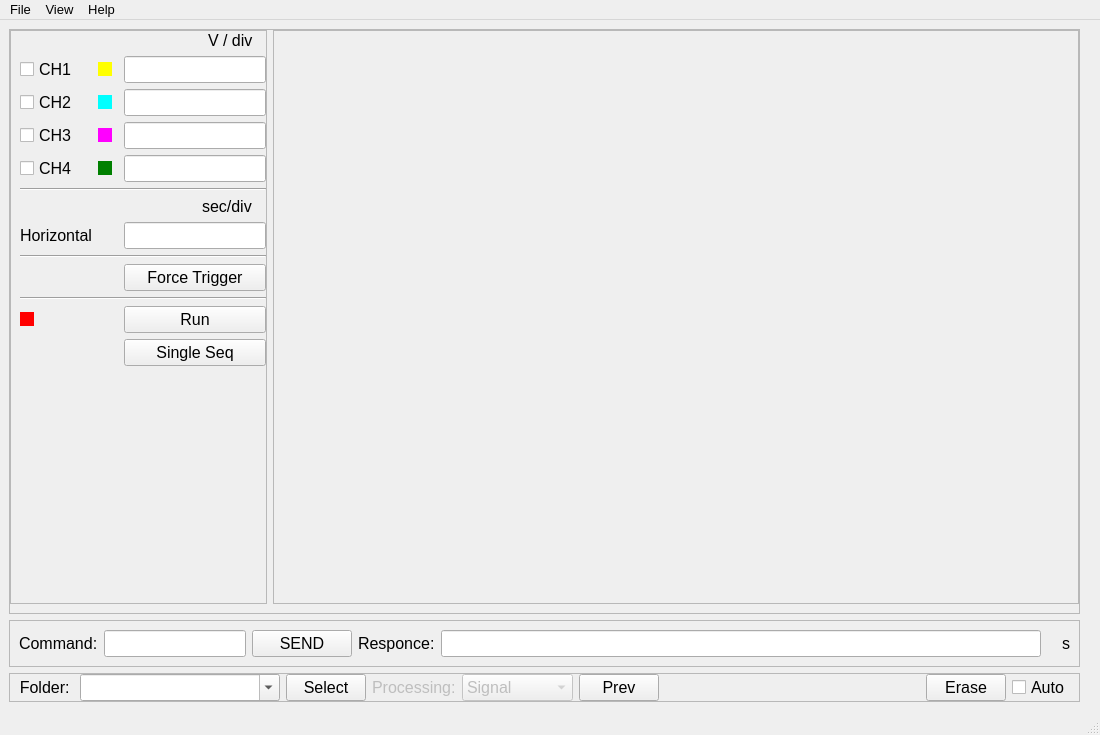
Above: TectronixUI.ui from salinsalins/Tectronix before the change. Below: the same form after it.
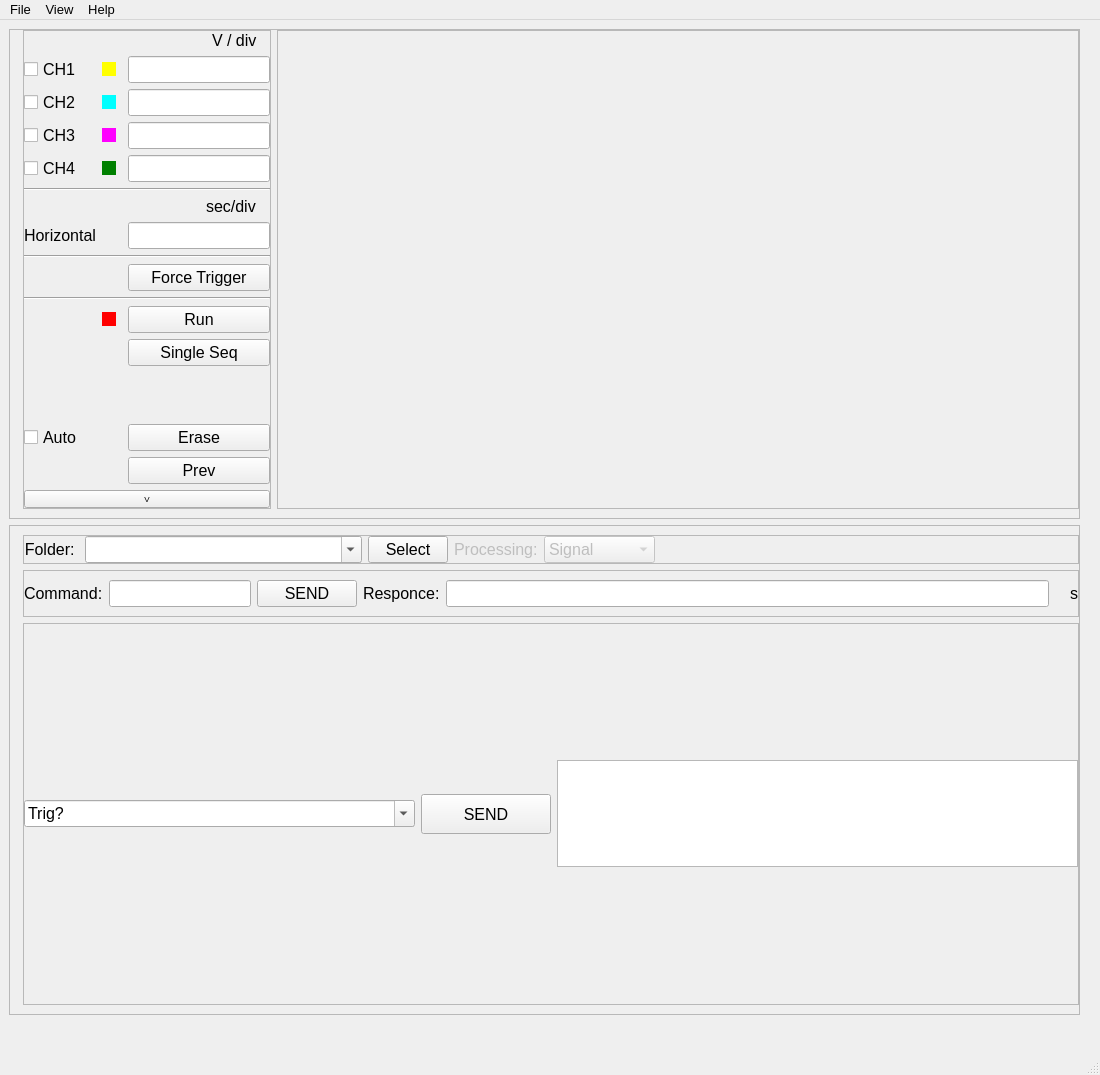
That is the form after the change.

```diff
--- a/TectronixUI.ui
+++ b/TectronixUI.ui
@@ -7,7 +7,7 @@
     <x>0</x>
     <y>0</y>
     <width>1100</width>
-    <height>735</height>
+    <height>1075</height>
    </rect>
   </property>
   <property name="sizePolicy">
@@ -30,7 +30,16 @@
   <property name="windowTitle">
    <string>Emittance Plot Processing</string>
   </property>
+  <property name="animated">
+   <bool>false</bool>
+  </property>
   <widget class="QWidget" name="centralwidget">
+   <property name="minimumSize">
+    <size>
+     <width>0</width>
+     <height>600</height>
+    </size>
+   </property>
    <layout class="QVBoxLayout" name="verticalLayout_11">
     <property name="sizeConstraint">
      <enum>QLayout::SetMinimumSize</enum>
@@ -38,6 +47,9 @@
     <property name="rightMargin">
      <number>20</number>
     </property>
+    <property name="bottomMargin">
+     <number>20</number>
+    </property>
     <item>
      <widget class="QFrame" name="frame">
       <property name="frameShape">
@@ -48,7 +60,7 @@
       </property>
       <layout class="QHBoxLayout" name="horizontalLayout">
        <property name="leftMargin">
-        <number>0</number>
+        <number>13</number>
        </property>
        <property name="topMargin">
         <number>0</number>
@@ -72,7 +84,7 @@
          </property>
          <layout class="QGridLayout" name="gridLayout">
           <property name="leftMargin">
-           <number>9</number>
+           <number>0</number>
           </property>
           <property name="topMargin">
            <number>0</number>
@@ -83,24 +95,8 @@
           <property name="bottomMargin">
            <number>0</number>
           </property>
-          <item row="1" column="1">
-           <widget class="QCheckBox" name="checkBox_6">
-            <property name="enabled">
-             <bool>false</bool>
-            </property>
-            <property name="styleSheet">
-             <string notr="true">QCheckBox::indicator:unchecked {
-   background-color: yellow;
-}
-</string>
-            </property>
-            <property name="text">
-             <string/>
-            </property>
-           </widget>
-          </item>
-          <item row="1" column="2">
-           <widget class="QLineEdit" name="lineEdit_11">
+          <item row="2" column="2">
+           <widget class="QLineEdit" name="lineEdit_12">
             <property name="sizePolicy">
              <sizepolicy hsizetype="Minimum" vsizetype="Fixed">
               <horstretch>0</horstretch>
@@ -115,41 +111,6 @@
             </property>
            </widget>
           </item>
-          <item row="0" column="2" alignment="Qt::AlignRight">
-           <widget class="QLabel" name="label_8">
-            <property name="sizePolicy">
-             <sizepolicy hsizetype="Fixed" vsizetype="Fixed">
-              <horstretch>0</horstretch>
-              <verstretch>0</verstretch>
-             </sizepolicy>
-            </property>
-            <property name="minimumSize">
-             <size>
-              <width>0</width>
-              <height>0</height>
-             </size>
-            </property>
-            <property name="maximumSize">
-             <size>
-              <width>16777215</width>
-              <height>16777215</height>
-             </size>
-            </property>
-            <property name="text">
-             <string>V / div   </string>
-            </property>
-            <property name="textFormat">
-             <enum>Qt::PlainText</enum>
-            </property>
-           </widget>
-          </item>
-          <item row="1" column="0">
-           <widget class="QCheckBox" name="checkBox_1">
-            <property name="text">
-             <string>CH1</string>
-            </property>
-           </widget>
-          </item>
           <item row="2" column="0">
            <widget class="QCheckBox" name="checkBox_2">
             <property name="text">
@@ -157,29 +118,6 @@
             </property>
            </widget>
           </item>
-          <item row="2" column="2">
-           <widget class="QLineEdit" name="lineEdit_12">
-            <property name="sizePolicy">
-             <sizepolicy hsizetype="Minimum" vsizetype="Fixed">
-              <horstretch>0</horstretch>
-              <verstretch>0</verstretch>
-             </sizepolicy>
-            </property>
-            <property name="maximumSize">
-             <size>
-              <width>150</width>
-              <height>16777215</height>
-             </size>
-            </property>
-           </widget>
-          </item>
-          <item row="3" column="0">
-           <widget class="QCheckBox" name="checkBox_3">
-            <property name="text">
-             <string>CH3</string>
-            </property>
-           </widget>
-          </item>
           <item row="2" column="1">
            <widget class="QCheckBox" name="checkBox_7">
             <property name="enabled">
@@ -196,22 +134,6 @@
             </property>
            </widget>
           </item>
-          <item row="3" column="2">
-           <widget class="QLineEdit" name="lineEdit_13">
-            <property name="sizePolicy">
-             <sizepolicy hsizetype="Minimum" vsizetype="Fixed">
-              <horstretch>0</horstretch>
-              <verstretch>0</verstretch>
-             </sizepolicy>
-            </property>
-            <property name="maximumSize">
-             <size>
-              <width>150</width>
-              <height>16777215</height>
-             </size>
-            </property>
-           </widget>
-          </item>
           <item row="4" column="0">
            <widget class="QCheckBox" name="checkBox_4">
             <property name="text">
@@ -219,26 +141,31 @@
             </property>
            </widget>
           </item>
-          <item row="5" column="0" colspan="3">
-           <widget class="Line" name="line_7">
-            <property name="orientation">
-             <enum>Qt::Horizontal</enum>
+          <item row="0" column="2" alignment="Qt::AlignRight">
+           <widget class="QLabel" name="label_8">
+            <property name="sizePolicy">
+             <sizepolicy hsizetype="Fixed" vsizetype="Fixed">
+              <horstretch>0</horstretch>
+              <verstretch>0</verstretch>
+             </sizepolicy>
             </property>
-           </widget>
-          </item>
-          <item row="3" column="1">
-           <widget class="QCheckBox" name="checkBox_8">
-            <property name="enabled">
-             <bool>false</bool>
+            <property name="minimumSize">
+             <size>
+              <width>0</width>
+              <height>0</height>
+             </size>
             </property>
-            <property name="styleSheet">
-             <string notr="true">QCheckBox::indicator:unchecked {
-   background-color: magenta;
-}
-</string>
+            <property name="maximumSize">
+             <size>
+              <width>16777215</width>
+              <height>16777215</height>
+             </size>
             </property>
             <property name="text">
-             <string/>
+             <string>V / div   </string>
+            </property>
+            <property name="textFormat">
+             <enum>Qt::PlainText</enum>
             </property>
            </widget>
           </item>
@@ -258,6 +185,22 @@
             </property>
            </widget>
           </item>
+          <item row="1" column="1">
+           <widget class="QCheckBox" name="checkBox_6">
+            <property name="enabled">
+             <bool>false</bool>
+            </property>
+            <property name="styleSheet">
+             <string notr="true">QCheckBox::indicator:unchecked {
+   background-color: yellow;
+}
+</string>
+            </property>
+            <property name="text">
+             <string/>
+            </property>
+           </widget>
+          </item>
           <item row="4" column="2">
            <widget class="QLineEdit" name="lineEdit_14">
             <property name="sizePolicy">
@@ -274,6 +217,13 @@
             </property>
            </widget>
           </item>
+          <item row="3" column="0">
+           <widget class="QCheckBox" name="checkBox_3">
+            <property name="text">
+             <string>CH3</string>
+            </property>
+           </widget>
+          </item>
           <item row="6" column="2" alignment="Qt::AlignRight">
            <widget class="QLabel" name="label_10">
             <property name="sizePolicy">
@@ -302,8 +252,31 @@
             </property>
            </widget>
           </item>
-          <item row="7" column="2">
-           <widget class="QLineEdit" name="lineEdit_15">
+          <item row="3" column="1">
+           <widget class="QCheckBox" name="checkBox_8">
+            <property name="enabled">
+             <bool>false</bool>
+            </property>
+            <property name="styleSheet">
+             <string notr="true">QCheckBox::indicator:unchecked {
+   background-color: magenta;
+}
+</string>
+            </property>
+            <property name="text">
+             <string/>
+            </property>
+           </widget>
+          </item>
+          <item row="5" column="0" colspan="3">
+           <widget class="Line" name="line_7">
+            <property name="orientation">
+             <enum>Qt::Horizontal</enum>
+            </property>
+           </widget>
+          </item>
+          <item row="1" column="2">
+           <widget class="QLineEdit" name="lineEdit_11">
             <property name="sizePolicy">
              <sizepolicy hsizetype="Minimum" vsizetype="Fixed">
               <horstretch>0</horstretch>
@@ -318,6 +291,13 @@
             </property>
            </widget>
           </item>
+          <item row="1" column="0">
+           <widget class="QCheckBox" name="checkBox_1">
+            <property name="text">
+             <string>CH1</string>
+            </property>
+           </widget>
+          </item>
           <item row="11" column="2">
            <widget class="QPushButton" name="pushButton_4">
             <property name="text">
@@ -328,29 +308,19 @@
             </property>
            </widget>
           </item>
-          <item row="11" column="0">
-           <widget class="QCheckBox" name="checkBox_5">
-            <property name="enabled">
-             <bool>false</bool>
+          <item row="7" column="2">
+           <widget class="QLineEdit" name="lineEdit_15">
+            <property name="sizePolicy">
+             <sizepolicy hsizetype="Minimum" vsizetype="Fixed">
+              <horstretch>0</horstretch>
+              <verstretch>0</verstretch>
+             </sizepolicy>
             </property>
-            <property name="styleSheet">
-             <string notr="true">QCheckBox::indicator:unchecked {
-   background-color: red;
-}
-</string>
-            </property>
-            <property name="text">
-             <string/>
-            </property>
-           </widget>
-          </item>
-          <item row="12" column="2">
-           <widget class="QPushButton" name="pushButton_6">
-            <property name="text">
-             <string>Single Seq</string>
-            </property>
-            <property name="checkable">
-             <bool>true</bool>
+            <property name="maximumSize">
+             <size>
+              <width>150</width>
+              <height>16777215</height>
+             </size>
             </property>
            </widget>
           </item>
@@ -367,6 +337,13 @@
             </property>
            </spacer>
           </item>
+          <item row="8" column="0" colspan="3">
+           <widget class="Line" name="line_3">
+            <property name="orientation">
+             <enum>Qt::Horizontal</enum>
+            </property>
+           </widget>
+          </item>
           <item row="7" column="0">
            <widget class="QLabel" name="label_7">
             <property name="sizePolicy">
@@ -395,6 +372,57 @@
             </property>
            </widget>
           </item>
+          <item row="16" column="0" colspan="3">
+           <widget class="QPushButton" name="pushButton_8">
+            <property name="font">
+             <font>
+              <pointsize>6</pointsize>
+             </font>
+            </property>
+            <property name="text">
+             <string>V</string>
+            </property>
+            <property name="checkable">
+             <bool>true</bool>
+            </property>
+            <property name="checked">
+             <bool>false</bool>
+            </property>
+           </widget>
+          </item>
+          <item row="3" column="2">
+           <widget class="QLineEdit" name="lineEdit_13">
+            <property name="sizePolicy">
+             <sizepolicy hsizetype="Minimum" vsizetype="Fixed">
+              <horstretch>0</horstretch>
+              <verstretch>0</verstretch>
+             </sizepolicy>
+            </property>
+            <property name="maximumSize">
+             <size>
+              <width>150</width>
+              <height>16777215</height>
+             </size>
+            </property>
+           </widget>
+          </item>
+          <item row="10" column="0" colspan="3">
+           <widget class="Line" name="line_6">
+            <property name="orientation">
+             <enum>Qt::Horizontal</enum>
+            </property>
+           </widget>
+          </item>
+          <item row="12" column="2">
+           <widget class="QPushButton" name="pushButton_6">
+            <property name="text">
+             <string>Single Seq</string>
+            </property>
+            <property name="checkable">
+             <bool>true</bool>
+            </property>
+           </widget>
+          </item>
           <item row="9" column="2">
            <widget class="QPushButton" name="pushButton_5">
             <property name="text">
@@ -405,17 +433,51 @@
             </property>
            </widget>
           </item>
-          <item row="8" column="0" colspan="3">
-           <widget class="Line" name="line_3">
-            <property name="orientation">
-             <enum>Qt::Horizontal</enum>
+          <item row="15" column="2">
+           <widget class="QPushButton" name="pushButton_7">
+            <property name="sizePolicy">
+             <sizepolicy hsizetype="Minimum" vsizetype="Fixed">
+              <horstretch>0</horstretch>
+              <verstretch>0</verstretch>
+             </sizepolicy>
             </property>
+            <property name="font">
+             <font>
+              <pointsize>12</pointsize>
+             </font>
+            </property>
+            <property name="text">
+             <string>Prev</string>
+            </property>
            </widget>
           </item>
-          <item row="10" column="0" colspan="3">
-           <widget class="Line" name="line_6">
-            <property name="orientation">
-             <enum>Qt::Horizontal</enum>
+          <item row="14" column="2">
+           <widget class="QPushButton" name="pushButton">
+            <property name="text">
+             <string>Erase</string>
+            </property>
+           </widget>
+          </item>
+          <item row="14" column="0">
+           <widget class="QCheckBox" name="checkBox">
+            <property name="text">
+             <string>Auto</string>
+            </property>
+           </widget>
+          </item>
+          <item row="11" column="1">
+           <widget class="QCheckBox" name="checkBox_5">
+            <property name="enabled">
+             <bool>false</bool>
+            </property>
+            <property name="styleSheet">
+             <string notr="true">QCheckBox::indicator:unchecked {
+   background-color: red;
+}
+</string>
+            </property>
+            <property name="text">
+             <string/>
             </property>
            </widget>
           </item>
@@ -444,7 +506,7 @@
            <number>0</number>
           </property>
           <property name="rightMargin">
-           <number>20</number>
+           <number>0</number>
           </property>
           <property name="bottomMargin">
            <number>0</number>
@@ -456,197 +518,20 @@
      </widget>
     </item>
     <item>
-     <widget class="QFrame" name="frame_7">
-      <property name="sizePolicy">
-       <sizepolicy hsizetype="Expanding" vsizetype="Preferred">
-        <horstretch>0</horstretch>
-        <verstretch>0</verstretch>
-       </sizepolicy>
-      </property>
-      <property name="minimumSize">
-       <size>
-        <width>0</width>
-        <height>0</height>
-       </size>
-      </property>
-      <property name="maximumSize">
-       <size>
-        <width>16777215</width>
-        <height>16777215</height>
-       </size>
-      </property>
-      <property name="baseSize">
-       <size>
-        <width>100</width>
-        <height>70</height>
-       </size>
-      </property>
+     <widget class="QFrame" name="frame_6">
       <property name="frameShape">
        <enum>QFrame::StyledPanel</enum>
       </property>
       <property name="frameShadow">
        <enum>QFrame::Raised</enum>
       </property>
-      <layout class="QHBoxLayout" name="horizontalLayout_5" stretch="0,0,0,0,0,0,0">
-       <item>
-        <widget class="QLabel" name="label_4">
-         <property name="sizePolicy">
-          <sizepolicy hsizetype="Minimum" vsizetype="Preferred">
-           <horstretch>0</horstretch>
-           <verstretch>0</verstretch>
-          </sizepolicy>
-         </property>
-         <property name="minimumSize">
-          <size>
-           <width>0</width>
-           <height>0</height>
-          </size>
-         </property>
-         <property name="maximumSize">
-          <size>
-           <width>16777215</width>
-           <height>16777215</height>
-          </size>
-         </property>
-         <property name="text">
-          <string>Command:</string>
-         </property>
-        </widget>
-       </item>
-       <item>
-        <widget class="QLineEdit" name="lineEdit_2">
-         <property name="sizePolicy">
-          <sizepolicy hsizetype="Fixed" vsizetype="Minimum">
-           <horstretch>0</horstretch>
-           <verstretch>0</verstretch>
-          </sizepolicy>
-         </property>
-         <property name="minimumSize">
-          <size>
-           <width>100</width>
-           <height>0</height>
-          </size>
-         </property>
-         <property name="maximumSize">
-          <size>
-           <width>16777215</width>
-           <height>16777215</height>
-          </size>
-         </property>
-        </widget>
-       </item>
-       <item>
-        <widget class="QPushButton" name="pushButton_3">
-         <property name="sizePolicy">
-          <sizepolicy hsizetype="Fixed" vsizetype="Minimum">
-           <horstretch>0</horstretch>
-           <verstretch>0</verstretch>
-          </sizepolicy>
-         </property>
-         <property name="minimumSize">
-          <size>
-           <width>100</width>
-           <height>0</height>
-          </size>
-         </property>
-         <property name="maximumSize">
-          <size>
-           <width>100</width>
-           <height>75</height>
-          </size>
-         </property>
-         <property name="font">
-          <font>
-           <pointsize>12</pointsize>
-          </font>
-         </property>
-         <property name="text">
-          <string>SEND</string>
-         </property>
-        </widget>
-       </item>
-       <item>
-        <widget class="QLabel" name="label_5">
-         <property name="sizePolicy">
-          <sizepolicy hsizetype="Fixed" vsizetype="Fixed">
-           <horstretch>0</horstretch>
-           <verstretch>0</verstretch>
-          </sizepolicy>
-         </property>
-         <property name="minimumSize">
-          <size>
-           <width>0</width>
-           <height>0</height>
-          </size>
-         </property>
-         <property name="maximumSize">
-          <size>
-           <width>16777215</width>
-           <height>16777215</height>
-          </size>
-         </property>
-         <property name="text">
-          <string>Responce:</string>
-         </property>
-         <property name="textFormat">
-          <enum>Qt::PlainText</enum>
-         </property>
-        </widget>
-       </item>
-       <item>
-        <widget class="QLineEdit" name="lineEdit_3">
-         <property name="sizePolicy">
-          <sizepolicy hsizetype="Expanding" vsizetype="Minimum">
-           <horstretch>0</horstretch>
-           <verstretch>0</verstretch>
-          </sizepolicy>
-         </property>
-         <property name="minimumSize">
-          <size>
-           <width>100</width>
-           <height>0</height>
-          </size>
-         </property>
-         <property name="maximumSize">
-          <size>
-           <width>16777215</width>
-           <height>16777215</height>
-          </size>
-         </property>
-         <property name="readOnly">
-          <bool>true</bool>
-         </property>
-        </widget>
-       </item>
-       <item>
-        <widget class="QLabel" name="label_11">
-         <property name="sizePolicy">
-          <sizepolicy hsizetype="Fixed" vsizetype="Preferred">
-           <horstretch>0</horstretch>
-           <verstretch>0</verstretch>
-          </sizepolicy>
-         </property>
-         <property name="text">
-          <string/>
-         </property>
-        </widget>
-       </item>
-       <item>
-        <widget class="QLabel" name="label_12">
-         <property name="sizePolicy">
-          <sizepolicy hsizetype="Fixed" vsizetype="Preferred">
-           <horstretch>0</horstretch>
-           <verstretch>0</verstretch>
-          </sizepolicy>
-         </property>
-         <property name="text">
-          <string>s</string>
-         </property>
-        </widget>
-       </item>
-      </layout>
-     </widget>
-    </item>
+      <layout class="QVBoxLayout" name="verticalLayout">
+       <property name="leftMargin">
+        <number>13</number>
+       </property>
+       <property name="rightMargin">
+        <number>0</number>
+       </property>
     <item>
      <widget class="QFrame" name="frame_2">
       <property name="frameShape">
@@ -657,13 +542,13 @@
       </property>
       <layout class="QHBoxLayout" name="horizontalLayout_3">
        <property name="leftMargin">
-        <number>9</number>
+           <number>0</number>
        </property>
        <property name="topMargin">
         <number>0</number>
        </property>
        <property name="rightMargin">
-        <number>9</number>
+           <number>0</number>
        </property>
        <property name="bottomMargin">
         <number>0</number>
@@ -812,24 +697,6 @@
          </item>
         </widget>
        </item>
-       <item>
-        <widget class="QPushButton" name="pushButton_7">
-         <property name="sizePolicy">
-          <sizepolicy hsizetype="Fixed" vsizetype="Preferred">
-           <horstretch>0</horstretch>
-           <verstretch>0</verstretch>
-          </sizepolicy>
-         </property>
-         <property name="font">
-          <font>
-           <pointsize>12</pointsize>
-          </font>
-         </property>
-         <property name="text">
-          <string>Prev</string>
-         </property>
-        </widget>
-       </item>
        <item>
         <spacer name="horizontalSpacer">
          <property name="orientation">
@@ -843,18 +710,275 @@
          </property>
         </spacer>
        </item>
+         </layout>
+        </widget>
+       </item>
        <item>
-        <widget class="QPushButton" name="pushButton">
+        <widget class="QFrame" name="frame_7">
+         <property name="sizePolicy">
+          <sizepolicy hsizetype="Expanding" vsizetype="Preferred">
+           <horstretch>0</horstretch>
+           <verstretch>0</verstretch>
+          </sizepolicy>
+         </property>
+         <property name="minimumSize">
+          <size>
+           <width>0</width>
+           <height>0</height>
+          </size>
+         </property>
+         <property name="maximumSize">
+          <size>
+           <width>16777215</width>
+           <height>16777215</height>
+          </size>
+         </property>
+         <property name="baseSize">
+          <size>
+           <width>100</width>
+           <height>70</height>
+          </size>
+         </property>
+         <property name="frameShape">
+          <enum>QFrame::StyledPanel</enum>
+         </property>
+         <property name="frameShadow">
+          <enum>QFrame::Raised</enum>
+         </property>
+         <layout class="QHBoxLayout" name="horizontalLayout_5" stretch="0,0,0,0,0,0,0">
+          <property name="leftMargin">
+           <number>0</number>
+          </property>
+          <property name="rightMargin">
+           <number>0</number>
+          </property>
+          <item>
+           <widget class="QLabel" name="label_4">
+            <property name="sizePolicy">
+             <sizepolicy hsizetype="Minimum" vsizetype="Preferred">
+              <horstretch>0</horstretch>
+              <verstretch>0</verstretch>
+             </sizepolicy>
+            </property>
+            <property name="minimumSize">
+             <size>
+              <width>0</width>
+              <height>0</height>
+             </size>
+            </property>
+            <property name="maximumSize">
+             <size>
+              <width>16777215</width>
+              <height>16777215</height>
+             </size>
+            </property>
          <property name="text">
-          <string>Erase</string>
+             <string>Command:</string>
          </property>
         </widget>
        </item>
        <item>
-        <widget class="QCheckBox" name="checkBox">
+           <widget class="QLineEdit" name="lineEdit_2">
+            <property name="sizePolicy">
+             <sizepolicy hsizetype="Fixed" vsizetype="Minimum">
+              <horstretch>0</horstretch>
+              <verstretch>0</verstretch>
+             </sizepolicy>
+            </property>
+            <property name="minimumSize">
+             <size>
+              <width>100</width>
+              <height>0</height>
+             </size>
+            </property>
+            <property name="maximumSize">
+             <size>
+              <width>16777215</width>
+              <height>16777215</height>
+             </size>
+            </property>
+           </widget>
+          </item>
+          <item>
+           <widget class="QPushButton" name="pushButton_3">
+            <property name="sizePolicy">
+             <sizepolicy hsizetype="Fixed" vsizetype="Minimum">
+              <horstretch>0</horstretch>
+              <verstretch>0</verstretch>
+             </sizepolicy>
+            </property>
+            <property name="minimumSize">
+             <size>
+              <width>100</width>
+              <height>0</height>
+             </size>
+            </property>
+            <property name="maximumSize">
+             <size>
+              <width>100</width>
+              <height>75</height>
+             </size>
+            </property>
+            <property name="font">
+             <font>
+              <pointsize>12</pointsize>
+             </font>
+            </property>
          <property name="text">
-          <string>Auto</string>
-         </property>
+             <string>SEND</string>
+            </property>
+           </widget>
+          </item>
+          <item>
+           <widget class="QLabel" name="label_5">
+            <property name="sizePolicy">
+             <sizepolicy hsizetype="Fixed" vsizetype="Fixed">
+              <horstretch>0</horstretch>
+              <verstretch>0</verstretch>
+             </sizepolicy>
+            </property>
+            <property name="minimumSize">
+             <size>
+              <width>0</width>
+              <height>0</height>
+             </size>
+            </property>
+            <property name="maximumSize">
+             <size>
+              <width>16777215</width>
+              <height>16777215</height>
+             </size>
+            </property>
+            <property name="text">
+             <string>Responce:</string>
+            </property>
+            <property name="textFormat">
+             <enum>Qt::PlainText</enum>
+            </property>
+           </widget>
+          </item>
+          <item>
+           <widget class="QLineEdit" name="lineEdit_3">
+            <property name="sizePolicy">
+             <sizepolicy hsizetype="Expanding" vsizetype="Minimum">
+              <horstretch>0</horstretch>
+              <verstretch>0</verstretch>
+             </sizepolicy>
+            </property>
+            <property name="minimumSize">
+             <size>
+              <width>100</width>
+              <height>0</height>
+             </size>
+            </property>
+            <property name="maximumSize">
+             <size>
+              <width>16777215</width>
+              <height>16777215</height>
+             </size>
+            </property>
+            <property name="readOnly">
+             <bool>true</bool>
+            </property>
+           </widget>
+          </item>
+          <item>
+           <widget class="QLabel" name="label_11">
+            <property name="sizePolicy">
+             <sizepolicy hsizetype="Fixed" vsizetype="Preferred">
+              <horstretch>0</horstretch>
+              <verstretch>0</verstretch>
+             </sizepolicy>
+            </property>
+            <property name="text">
+             <string/>
+            </property>
+           </widget>
+          </item>
+          <item>
+           <widget class="QLabel" name="label_12">
+            <property name="sizePolicy">
+             <sizepolicy hsizetype="Fixed" vsizetype="Preferred">
+              <horstretch>0</horstretch>
+              <verstretch>0</verstretch>
+             </sizepolicy>
+            </property>
+            <property name="text">
+             <string>s</string>
+            </property>
+           </widget>
+          </item>
+         </layout>
+        </widget>
+       </item>
+       <item>
+        <widget class="QFrame" name="frame_8">
+         <property name="frameShape">
+          <enum>QFrame::StyledPanel</enum>
+         </property>
+         <property name="frameShadow">
+          <enum>QFrame::Raised</enum>
+         </property>
+         <layout class="QHBoxLayout" name="horizontalLayout_4" stretch="3,1,4">
+          <property name="leftMargin">
+           <number>0</number>
+          </property>
+          <property name="rightMargin">
+           <number>0</number>
+          </property>
+          <item>
+           <widget class="QComboBox" name="comboBox_3">
+            <property name="editable">
+             <bool>true</bool>
+            </property>
+            <item>
+             <property name="text">
+              <string>Trig?</string>
+             </property>
+            </item>
+           </widget>
+          </item>
+          <item>
+           <widget class="QPushButton" name="pushButton_9">
+            <property name="sizePolicy">
+             <sizepolicy hsizetype="Preferred" vsizetype="Fixed">
+              <horstretch>0</horstretch>
+              <verstretch>0</verstretch>
+             </sizepolicy>
+            </property>
+            <property name="minimumSize">
+             <size>
+              <width>100</width>
+              <height>0</height>
+             </size>
+            </property>
+            <property name="maximumSize">
+             <size>
+              <width>1000</width>
+              <height>40</height>
+             </size>
+            </property>
+            <property name="font">
+             <font>
+              <pointsize>12</pointsize>
+             </font>
+            </property>
+            <property name="text">
+             <string>SEND</string>
+            </property>
+           </widget>
+          </item>
+          <item>
+           <widget class="QTextEdit" name="textEdit">
+            <property name="maximumSize">
+             <size>
+              <width>16777215</width>
+              <height>107</height>
+             </size>
+            </property>
+           </widget>
+          </item>
+         </layout>
         </widget>
        </item>
       </layout>
@@ -916,6 +1040,12 @@
      <verstretch>0</verstretch>
     </sizepolicy>
    </property>
+   <property name="minimumSize">
+    <size>
+     <width>0</width>
+     <height>40</height>
+    </size>
+   </property>
   </widget>
   <action name="actionOpen">
    <property name="text">
```
Left out of the diff: 19 changed lines with no effect on the pictures. Lines whose indentation alone changed are shown as unchanged.
